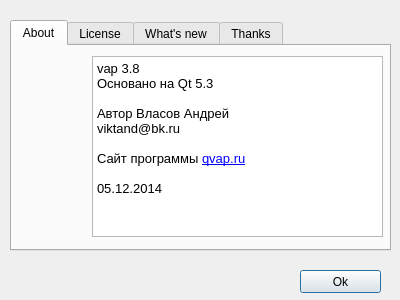
Qt form about.ui (viktand/vap4) before a commit.
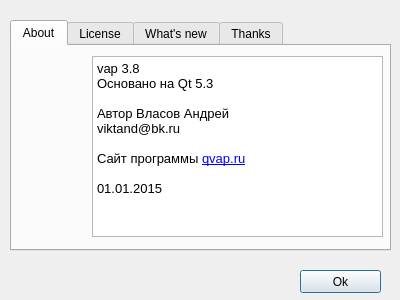
The same form after that commit. The open tabs and pages were chosen to show the change. Icons and pictures are not drawn.

```diff
--- a/about.ui
+++ b/about.ui
@@ -95,7 +95,7 @@
 &lt;p style=&quot;-qt-paragraph-type:empty; margin-top:0px; margin-bottom:0px; margin-left:0px; margin-right:0px; -qt-block-indent:0; text-indent:0px;&quot;&gt;&lt;br /&gt;&lt;/p&gt;
 &lt;p style=&quot; margin-top:0px; margin-bottom:0px; margin-left:0px; margin-right:0px; -qt-block-indent:0; text-indent:0px;&quot;&gt;Сайт программы &lt;a href=&quot;http://www.qvap.ru&quot;&gt;&lt;span style=&quot; text-decoration: underline; color:#0000ff;&quot;&gt;qvap.ru&lt;/span&gt;&lt;/a&gt;&lt;/p&gt;
 &lt;p style=&quot;-qt-paragraph-type:empty; margin-top:0px; margin-bottom:0px; margin-left:0px; margin-right:0px; -qt-block-indent:0; text-indent:0px; text-decoration: underline; color:#0000ff;&quot;&gt;&lt;br /&gt;&lt;/p&gt;
-&lt;p style=&quot; margin-top:0px; margin-bottom:0px; margin-left:0px; margin-right:0px; -qt-block-indent:0; text-indent:0px;&quot;&gt;05.12.2014&lt;/p&gt;&lt;/body&gt;&lt;/html&gt;</string>
+&lt;p style=&quot; margin-top:0px; margin-bottom:0px; margin-left:0px; margin-right:0px; -qt-block-indent:0; text-indent:0px;&quot;&gt;01.01.2015&lt;/p&gt;&lt;/body&gt;&lt;/html&gt;</string>
      </property>
      <property name="textInteractionFlags">
       <set>Qt::TextBrowserInteraction</set>
```
Left out of the diff: 4 changed lines with no effect on the pictures.
